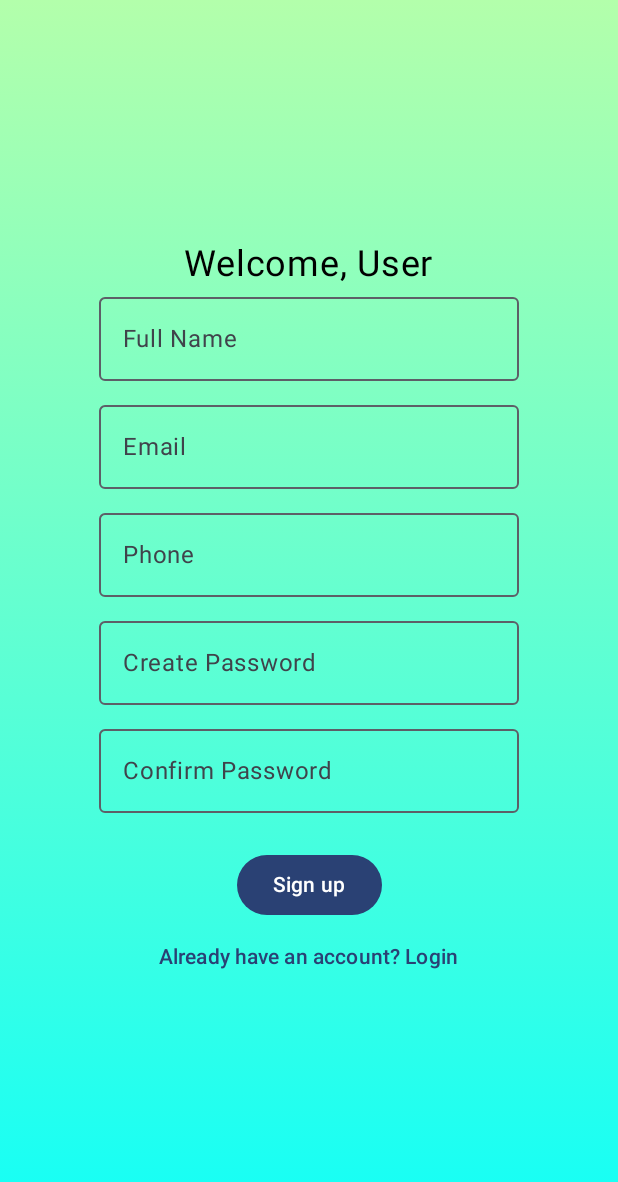
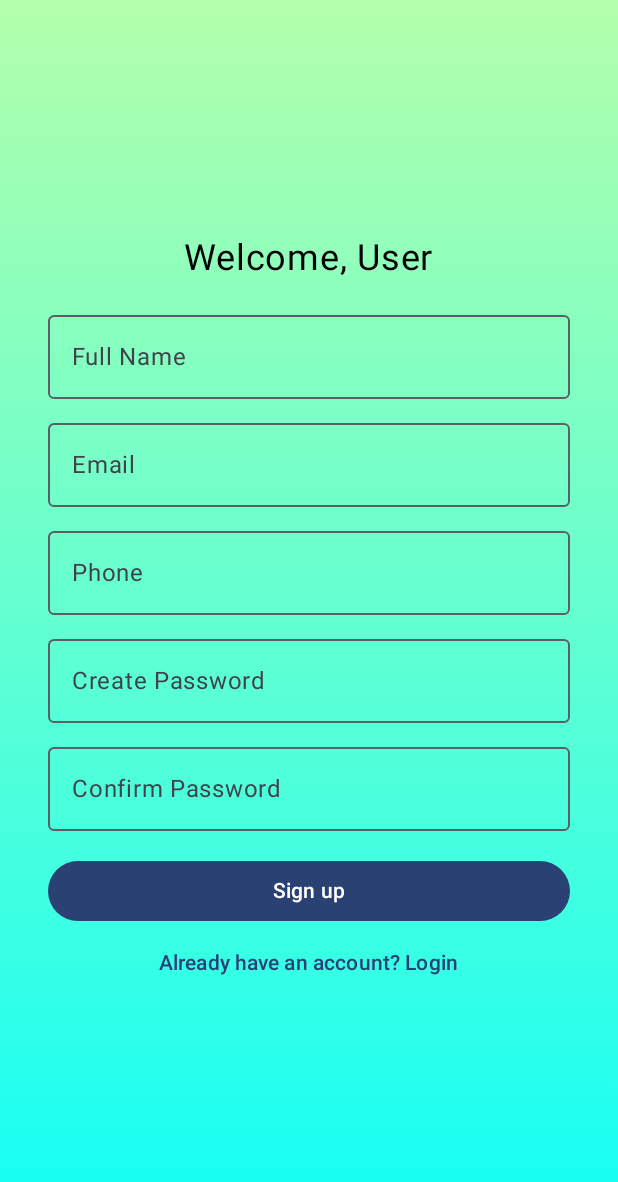
Before and after one commit to Tarun-23113/Glory, an Android app built with Jetpack Compose: the screen it shows after launch (DemoActivity), after a tap on "Sign Up", on a phone screen of 412 x 824 dp. Shown: the top 1182 px of the screen. Run offline under Robolectric (Android 15) with nearby library versions, the phone set to English and light mode, and no system bars.

Commit message:
Chnages in all Pages are done

```diff
--- a/app/src/main/java/com/example/glory/ui/screens/SignupScreen.kt
+++ b/app/src/main/java/com/example/glory/ui/screens/SignupScreen.kt
@@ -3,7 +3,7 @@ package com.example.glory.ui.screens
 import androidx.compose.foundation.background
 import androidx.compose.foundation.layout.*
 import androidx.compose.material3.*
-import androidx.compose.runtime.Composable
+import androidx.compose.runtime.*
 import androidx.compose.ui.Alignment
 import androidx.compose.ui.Modifier
 import androidx.compose.ui.graphics.Brush
@@ -13,10 +13,21 @@ import androidx.compose.ui.unit.sp
 import androidx.navigation.NavHostController
 import com.example.glory.navigation.Screen
 import androidx.compose.ui.tooling.preview.Preview
+import androidx.lifecycle.viewmodel.compose.viewModel
 import androidx.navigation.compose.rememberNavController
 
 @Composable
 fun SignupScreen(navController: NavHostController) {
+    // State variables for text fields
+    var fullName by remember { mutableStateOf("") }
+    var email by remember { mutableStateOf("") }
+    var phone by remember { mutableStateOf("") }
+    var password by remember { mutableStateOf("") }
+    var confirmPassword by remember { mutableStateOf("") }
+
+    // (Optional) UserViewModel to insert user into Room
+    // val userViewModel: UserViewModel = viewModel()
+
     Column(
         modifier = Modifier
             .fillMaxSize()
@@ -26,15 +37,76 @@ fun SignupScreen(navController: NavHostController) {
         verticalArrangement = Arrangement.Center
     ) {
         Text("Welcome, User", fontSize = 24.sp)
-        listOf("Full Name", "Email", "Phone", "Create Password", "Confirm Password").forEach {
-            OutlinedTextField(value = "", onValueChange = {}, label = { Text(it) })
-            Spacer(modifier = Modifier.height(8.dp))
-        }
+
         Spacer(modifier = Modifier.height(16.dp))
-        Button(onClick = { navController.navigate(Screen.ColorPickerScreen.route) }) {
+
+        // Full Name Field
+        OutlinedTextField(
+            value = fullName,
+            onValueChange = { fullName = it },
+            label = { Text("Full Name") },
+            modifier = Modifier.fillMaxWidth()
+        )
+        Spacer(modifier = Modifier.height(8.dp))
+
+        // Email Field
+        OutlinedTextField(
+            value = email,
+            onValueChange = { email = it },
+            label = { Text("Email") },
+            modifier = Modifier.fillMaxWidth()
+        )
+        Spacer(modifier = Modifier.height(8.dp))
+
+        // Phone Field
+        OutlinedTextField(
+            value = phone,
+            onValueChange = { phone = it },
+            label = { Text("Phone") },
+            modifier = Modifier.fillMaxWidth()
+        )
+        Spacer(modifier = Modifier.height(8.dp))
+
+        // Password Field
+        OutlinedTextField(
+            value = password,
+            onValueChange = { password = it },
+            label = { Text("Create Password") },
+            modifier = Modifier.fillMaxWidth()
+        )
+        Spacer(modifier = Modifier.height(8.dp))
+
+        // Confirm Password Field
+        OutlinedTextField(
+            value = confirmPassword,
+            onValueChange = { confirmPassword = it },
+            label = { Text("Confirm Password") },
+            modifier = Modifier.fillMaxWidth()
+        )
+        Spacer(modifier = Modifier.height(16.dp))
+
+        Button(
+            onClick = {
+                // Validation
+                if (password == confirmPassword && fullName.isNotBlank() && email.isNotBlank()) {
+                    // Save user to Room database here (in ViewModel)
+                    // userViewModel.insertUser(User(fullName, email, phone, password))
+
+                    // Navigate to next screen
+                    navController.navigate(Screen.ColorPickerScreen.route)
+                } else {
+                    // Show error if needed (Toast, Snackbar, etc.)
+                }
+            },
+            modifier = Modifier.fillMaxWidth()
+        ) {
             Text("Sign up")
         }
-        TextButton(onClick = { navController.navigate(Screen.LoginScreen.route) }) {
+
+        TextButton(
+            onClick = { navController.navigate(Screen.LoginScreen.route) },
+            modifier = Modifier.fillMaxWidth()
+        ) {
             Text("Already have an account? Login")
         }
     }
--- a/app/src/main/java/com/example/glory/ui/screens/SplashScreen.kt
+++ b/app/src/main/java/com/example/glory/ui/screens/SplashScreen.kt
@@ -16,6 +16,8 @@ import androidx.compose.ui.platform.LocalInspectionMode
 import androidx.compose.animation.core.animateFloatAsState
 import androidx.compose.ui.draw.alpha
 import androidx.compose.ui.res.painterResource
+import androidx.compose.ui.tooling.preview.Preview
+import androidx.navigation.compose.rememberNavController
 import com.example.glory.navigation.Screen
 
 @Composable
@@ -43,15 +45,22 @@ fun SplashScreen(navController: NavController) {
     Box(
         modifier = Modifier
             .fillMaxSize()
-            .background(Color.White),
+            .background(Color(0xFF090909)),
         contentAlignment = Alignment.Center
     ) {
         Image(
             painter = logo,
             contentDescription = "App Logo",
             modifier = Modifier
-                .size(if (isInPreview) 900.dp else 700.dp)
+                .size(if (isInPreview) 1000.dp else 1000.dp)
                 .alpha(alphaAnim)
         )
     }
 }
+
+@Preview(showBackground = true)
+@Composable
+fun SplashScreenPreview(){
+    val navController = rememberNavController()
+    SplashScreen(navController = navController)
+}
```
